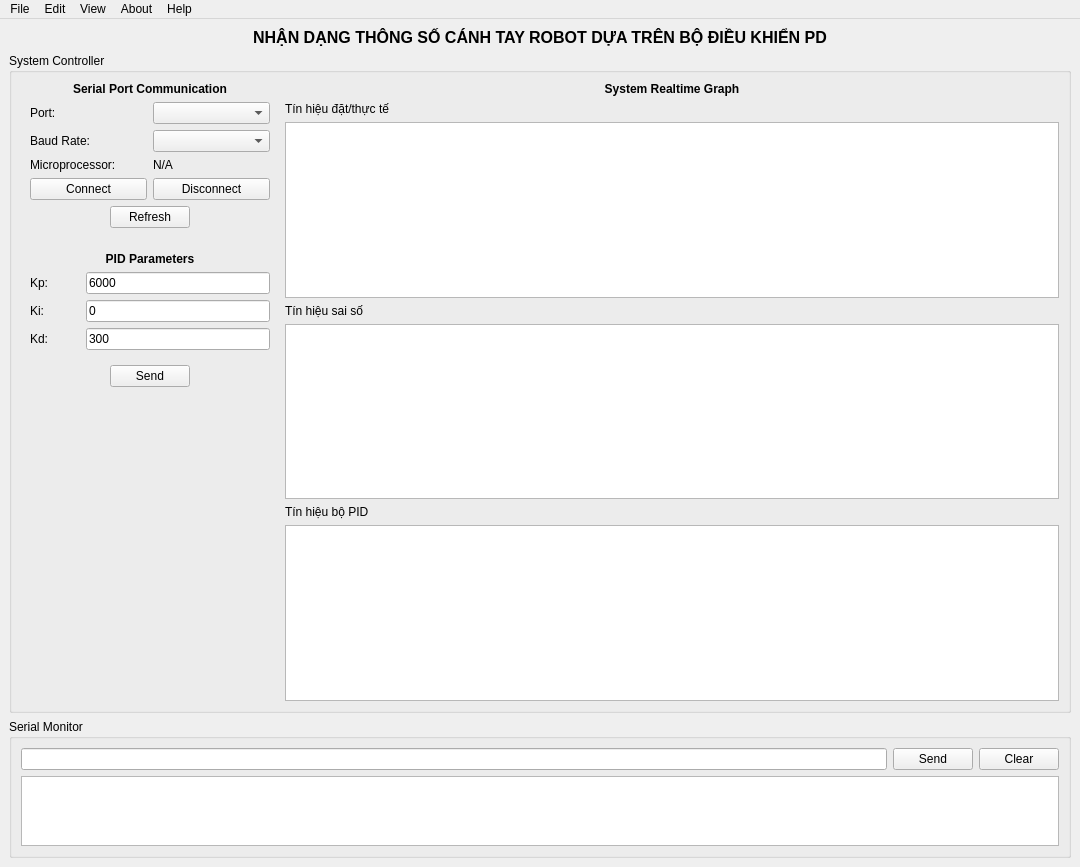
This is gui.ui in duykienphan/DoAnRobot as Qt 5 draws it before an edit. The edited form follows.
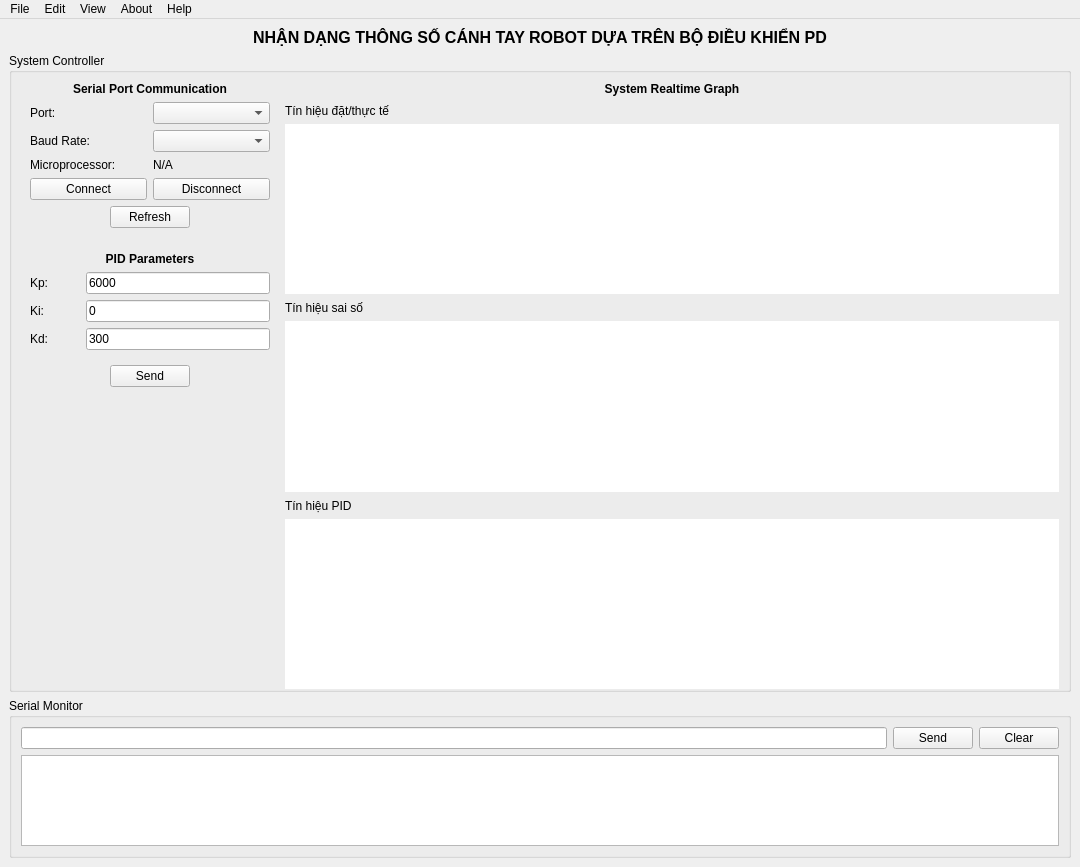
This is the edited form.

Patch:
```diff
--- a/gui.ui
+++ b/gui.ui
@@ -14,7 +14,7 @@
    <string>MainWindow</string>
   </property>
   <widget class="QWidget" name="centralwidget">
-   <layout class="QVBoxLayout" name="verticalLayout" stretch="0,0,1">
+   <layout class="QVBoxLayout" name="verticalLayout" stretch="0,4,1">
     <item>
      <widget class="QLabel" name="label">
       <property name="text">
@@ -40,6 +40,12 @@
        <string>System Controller</string>
       </property>
       <layout class="QHBoxLayout" name="horizontalLayout_3" stretch="1,3">
+       <property name="topMargin">
+        <number>9</number>
+       </property>
+       <property name="bottomMargin">
+        <number>0</number>
+       </property>
        <item>
         <widget class="QWidget" name="widget_9" native="true">
          <layout class="QVBoxLayout" name="verticalLayout_5">
@@ -365,6 +371,12 @@
           </property>
           <item>
            <widget class="QLabel" name="label_14">
+            <property name="maximumSize">
+             <size>
+              <width>16777215</width>
+              <height>15</height>
+             </size>
+            </property>
             <property name="text">
              <string>&lt;html&gt;&lt;head/&gt;&lt;body&gt;&lt;p&gt;&lt;span style=&quot; font-weight:600;&quot;&gt;System Realtime Graph&lt;/span&gt;&lt;/p&gt;&lt;/body&gt;&lt;/html&gt;</string>
             </property>
@@ -375,33 +387,63 @@
           </item>
           <item>
            <widget class="QLabel" name="label_9">
+            <property name="maximumSize">
+             <size>
+              <width>16777215</width>
+              <height>15</height>
+             </size>
+            </property>
             <property name="text">
              <string>Tín hiệu đặt/thực tế</string>
             </property>
            </widget>
           </item>
           <item>
-           <widget class="QGraphicsView" name="graphicsView"/>
+           <widget class="QWidget" name="widget_2" native="true">
+            <property name="styleSheet">
+             <string notr="true">background-color: rgb(255, 255, 255);</string>
+            </property>
+           </widget>
           </item>
           <item>
            <widget class="QLabel" name="label_11">
+            <property name="maximumSize">
+             <size>
+              <width>16777215</width>
+              <height>15</height>
+             </size>
+            </property>
             <property name="text">
              <string>Tín hiệu sai số</string>
             </property>
            </widget>
           </item>
           <item>
-           <widget class="QGraphicsView" name="graphicsView_2"/>
+           <widget class="QWidget" name="widget_11" native="true">
+            <property name="styleSheet">
+             <string notr="true">background-color: rgb(255, 255, 255);</string>
+            </property>
+           </widget>
           </item>
           <item>
            <widget class="QLabel" name="label_10">
+            <property name="maximumSize">
+             <size>
+              <width>16777215</width>
+              <height>15</height>
+             </size>
+            </property>
             <property name="text">
-             <string>Tín hiệu bộ PID</string>
+             <string>Tín hiệu PID</string>
             </property>
            </widget>
           </item>
           <item>
-           <widget class="QGraphicsView" name="graphicsView_3"/>
+           <widget class="QWidget" name="widget_12" native="true">
+            <property name="styleSheet">
+             <string notr="true">background-color: rgb(255, 255, 255);</string>
+            </property>
+           </widget>
           </item>
          </layout>
         </widget>
```
